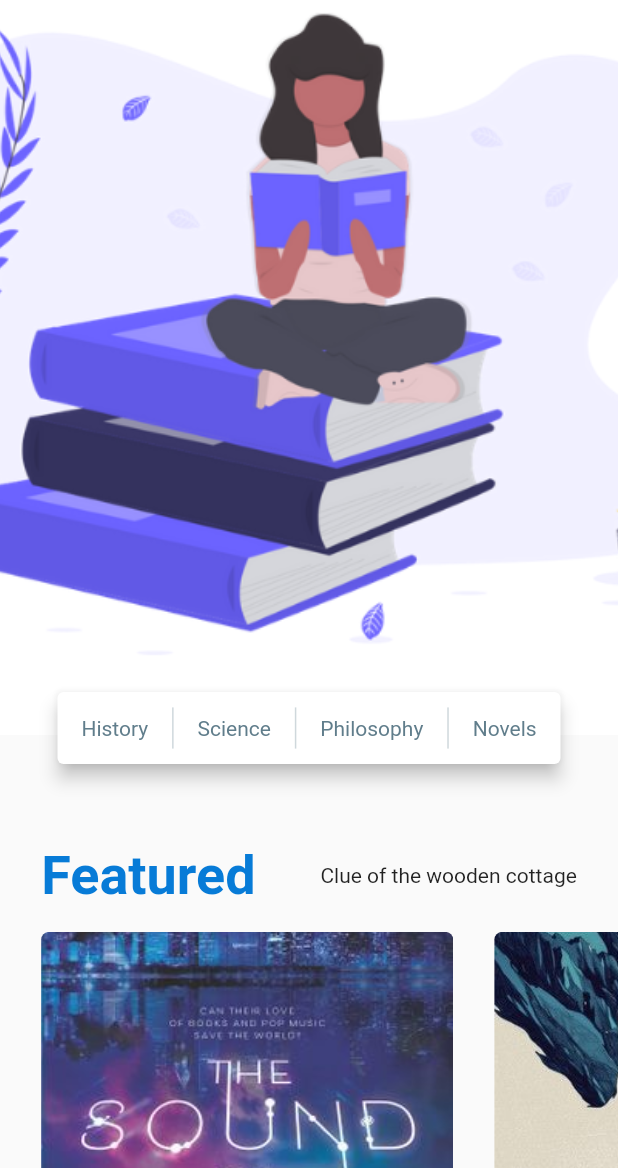
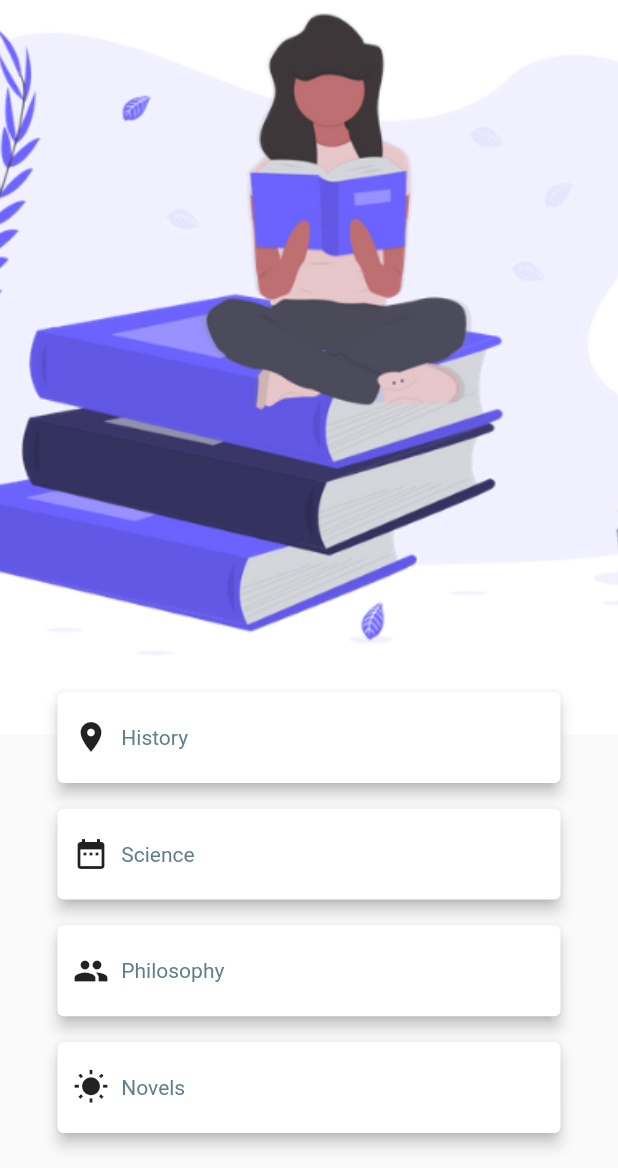
Before and after one commit to lateefazeez/flutter_web_app, a Flutter app: the screen it shows after launch, on a phone screen of 412 x 824 dp, the part 68-1236 px from its top. Run offline on Flutter 3.47's test engine with Material 2 defaults, Android fonts, the phone set to English and light mode, and no system bars; our stand-ins replace carousel_slider, shared_preferences; Roboto replaces fonts that are missing (Raleway).

Commit message:
responsicve floating quick access bar

```diff
--- a/lib/widgets/featured_heading.dart
+++ b/lib/widgets/featured_heading.dart
@@ -17,7 +17,30 @@ class FeaturedHeading extends StatelessWidget {
         left: screenSize.width / 15,
         right: screenSize.width / 15,
       ),
-      child:  Row(
+      child: screenSize.width < 800 ?
+      Row(
+        children: [
+          Column(
+            crossAxisAlignment: CrossAxisAlignment.start,
+            children: [
+              Text(
+                'Featured',
+                style: TextStyle(
+                    fontSize: 36,
+                    fontFamily: 'Raleway',
+                    fontWeight: FontWeight.bold,
+                    color:Color(0xFF077bd7)
+                ),
+              ),
+              SizedBox(height: 5,),
+              Text(
+                'Clue of the wooden cottage',
+                textAlign: TextAlign.end,
+              ),
+            ],
+          ),
+        ],
+      ) :  Row(
               mainAxisSize: MainAxisSize.max,
               mainAxisAlignment: MainAxisAlignment.start,
               children: [
--- a/lib/widgets/floating_quick_access_bar.dart
+++ b/lib/widgets/floating_quick_access_bar.dart
@@ -30,7 +30,7 @@ class _FloatingQuickAccessBarState extends State<FloatingQuickAccessBar> {
     for (int i = 0; i < items.length; i++) {
       Widget elementTile = InkWell(
         splashColor: Colors.transparent,
-        hoverColor: Colors.blue,
+        hoverColor: Colors.transparent,
         onHover: (value) {
           setState(() {
             value ? _isHovering[i] = true : _isHovering[i] = false;
@@ -75,7 +75,50 @@ class _FloatingQuickAccessBarState extends State<FloatingQuickAccessBar> {
               ? widget.screenSize.width / 12
               : widget.screenSize.width / 5,
         ),
-        child: Card(
+        child: widget.screenSize.width < 800 ? Column(
+          children: [
+            for(int i = 0; i < items.length; i++)
+            Padding(
+              padding: EdgeInsets.only(
+                bottom: widget.screenSize.height / 90,
+              ),
+              child: Card(
+                elevation: 4,
+                child: Padding(
+                  padding: EdgeInsets.only(
+                    top: widget.screenSize.height / 45,
+                    bottom: widget.screenSize.height /45,
+                    left: widget.screenSize.width / 40
+                  ),
+                  child: Row(
+                    children: [
+                      Icon(icons[i]),
+                      SizedBox(width: widget.screenSize.width / 50,),
+                      InkWell(
+                        splashColor: Colors.transparent,
+                        hoverColor: Colors.transparent,
+                        onHover: (value) {
+                          setState(() {
+                            value ? _isHovering[i] = true : _isHovering[i] = false;
+                          });
+                        },
+                        onTap: () {},
+                        child: Text(
+                            items[i],
+                          style: TextStyle(
+                            color: _isHovering[i] ? Colors.blueGrey[900] : Colors.blueGrey,
+                          ),
+                        ),
+                      ),
+                    ],
+
+                  ),
+                ),
+              ),
+            ),
+          ],
+
+        ) : Card(
           elevation: 5,
           child: Padding(
             padding: EdgeInsets.only(
```
